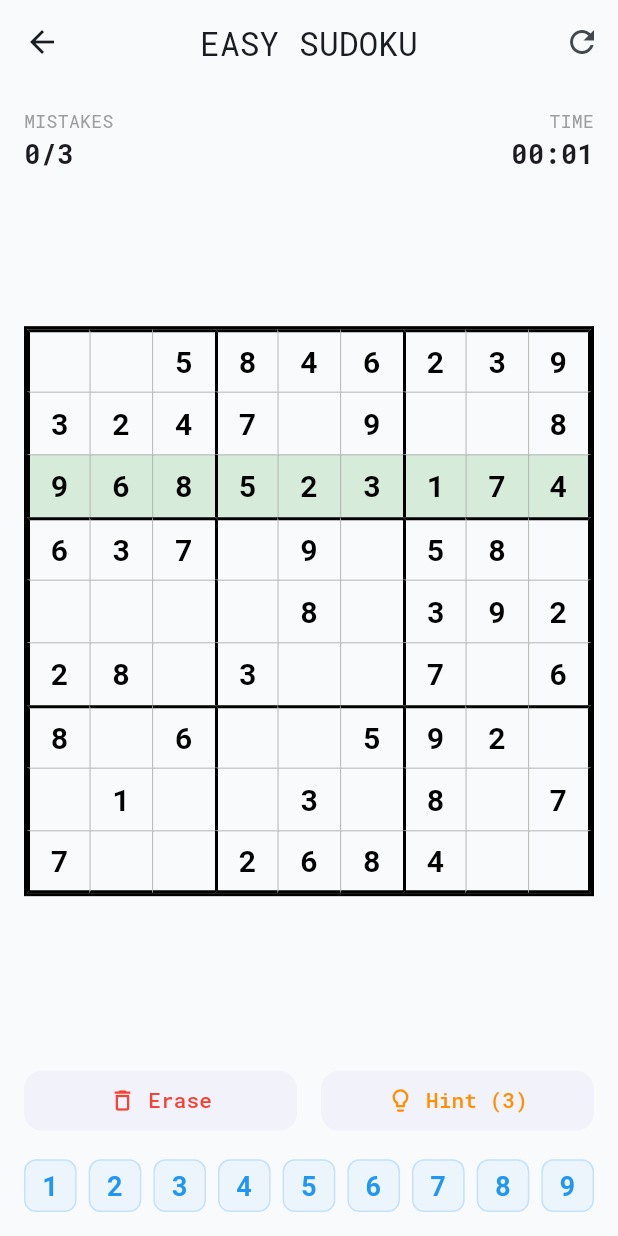
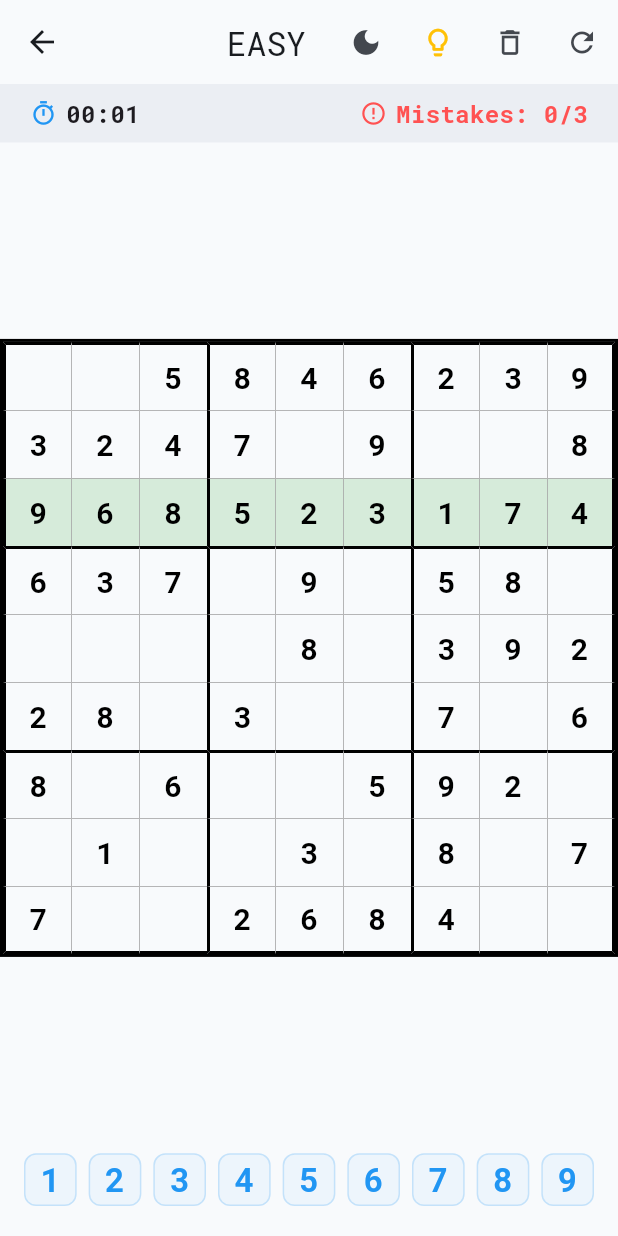
Before and after one commit to MichaelKuen/mathdoku, a Flutter app: the screen it shows after launch, after a tap on "EASY", on a phone screen of 412 x 824 dp. Run offline on Flutter 3.47's test engine with Material 3 defaults, Android fonts, the phone set to English and light mode, and no system bars; our stand-ins replace flutter_riverpod, freezed_annotation, google_fonts, riverpod_annotation; generated files the repository leaves out were written again.

Commit message:
Foundational App Working, Now Tweaking

```diff
--- a/lib/features/game/presentation/pages/game_page.dart
+++ b/lib/features/game/presentation/pages/game_page.dart
@@ -4,6 +4,7 @@ import 'package:flutter_riverpod/flutter_riverpod.dart';
 import '../providers/game_provider.dart';
 import '../widgets/sudoku_grid.dart';
 import '../../domain/models/game_state.dart';
+import 'package:sudoku/core/providers/theme_provider.dart';
 
 class GamePage extends ConsumerStatefulWidget {
   const GamePage({super.key});
@@ -75,18 +76,40 @@ class _GamePageState extends ConsumerState<GamePage> {
   @override
   Widget build(BuildContext context) {
     final gameState = ref.watch(gameNotifierProvider);
+    final themeMode = ref.watch(themeNotifierProvider);
 
     ref.listen(gameNotifierProvider.select((s) => s.status), (previous, next) {
       if (next == GameStatus.won) _showWinDialog(context, ref, gameState);
     });
 
+    final minutes = (gameState.elapsedSeconds ~/ 60).toString().padLeft(2, '0');
+    final seconds = (gameState.elapsedSeconds % 60).toString().padLeft(2, '0');
+
     return Scaffold(
       appBar: AppBar(
-        title: Text('${gameState.difficulty.name.toUpperCase()} SUDOKU'),
+        title: Text(gameState.difficulty.name.toUpperCase()),
         actions: [
           IconButton(
-            icon: const Icon(Icons.refresh),
+            icon: Icon(themeMode == ThemeMode.dark ? Icons.light_mode : Icons.dark_mode, size: 22),
+            onPressed: () => ref.read(themeNotifierProvider.notifier).toggleTheme(),
+            tooltip: 'Toggle Theme',
+          ),
+          IconButton(
+            icon: const Icon(Icons.lightbulb_outline, color: Colors.amber, size: 22),
+            onPressed: gameState.hintsRemaining > 0
+                ? () => ref.read(gameNotifierProvider.notifier).useHint()
+                : null,
+            tooltip: 'Hint (${gameState.hintsRemaining})',
+          ),
+          IconButton(
+            icon: const Icon(Icons.delete_outline, size: 22),
+            onPressed: () => ref.read(gameNotifierProvider.notifier).eraseCell(),
+            tooltip: 'Erase',
+          ),
+          IconButton(
+            icon: const Icon(Icons.refresh, size: 22),
             onPressed: () => _showRefreshConfirmation(context, ref, gameState),
+            tooltip: 'New Game',
           ),
         ],
       ),
@@ -96,71 +119,69 @@ class _GamePageState extends ConsumerState<GamePage> {
         onKeyEvent: _handleKeyEvent,
         child: gameState.status == GameStatus.loading
             ? const Center(child: CircularProgressIndicator())
-            : LayoutBuilder(
-                builder: (context, constraints) {
-                  bool isWide = constraints.maxWidth > 800;
+            : OrientationBuilder(
+                builder: (context, orientation) {
+                  bool isLandscape = orientation == Orientation.landscape;
 
-                  if (isWide) {
-                    return Row(
-                      crossAxisAlignment: CrossAxisAlignment.start,
-                      children: [
-                        Expanded(
-                          flex: 3,
-                          child: Center(
-                            child: Padding(
-                              padding: const EdgeInsets.all(32.0),
-                              child: ConstrainedBox(
-                                constraints: const BoxConstraints(maxWidth: 600),
-                                child: const SudokuGrid(),
+                  if (isLandscape) {
+                    return SafeArea(
+                      child: Padding(
+                        padding: const EdgeInsets.symmetric(horizontal: 16.0, vertical: 4.0),
+                        child: Row(
+                          crossAxisAlignment: CrossAxisAlignment.center,
+                          children: [
+                            Expanded(
+                              flex: 2,
+                              child: Center(
+                                child: ConstrainedBox(
+                                  constraints: const BoxConstraints(maxWidth: 500),
+                                  child: const SudokuGrid(),
+                                ),
                               ),
                             ),
-                          ),
+                            const SizedBox(width: 16),
+                            Expanded(
+                              flex: 1,
+                              child: Column(
+                                mainAxisAlignment: MainAxisAlignment.center,
+                                children: [
+                                  _CompactStatsRow(gameState: gameState),
+                                  const SizedBox(height: 8),
+                                  const _NumberPad(isVertical: true, isCompact: true),
+                                ],
+                              ),
+                            ),
+                          ],
                         ),
-                        Container(
-                          width: 300,
-                          padding: const EdgeInsets.all(24),
-                          decoration: BoxDecoration(
-                            color: Colors.grey[50],
-                            border: const Border(left: BorderSide(color: Colors.black12)),
-                          ),
+                      ),
+                    );
+                  }
+
+                  return Column(
+                    children: [
+                      _StatsBar(gameState: gameState),
+                      Expanded(
+                        child: SafeArea(
                           child: Column(
                             children: [
-                              _GameHeader(gameState: gameState),
-                              const Divider(height: 40),
-                              const Text('CONTROLS', style: TextStyle(fontWeight: FontWeight.bold, letterSpacing: 1.2)),
+                              const Spacer(),
+                              Center(
+                                child: ConstrainedBox(
+                                  constraints: const BoxConstraints(maxWidth: 500),
+                                  child: const SudokuGrid(),
+                                ),
+                              ),
+                              const Spacer(),
+                              const Padding(
+                                padding: EdgeInsets.symmetric(horizontal: 16.0),
+                                child: _NumberPad(isVertical: false),
+                              ),
                               const SizedBox(height: 20),
-                              const _NumberPad(isVertical: true),
-                              const Spacer(),
-                              _ActionButtons(hintsRemaining: gameState.hintsRemaining, isVertical: true),
                             ],
                           ),
                         ),
-                      ],
-                    );
-                  }
-
-                  return SafeArea(
-                    child: Padding(
-                      padding: const EdgeInsets.all(16.0),
-                      child: Column(
-                        children: [
-                          _GameHeader(gameState: gameState),
-                          const SizedBox(height: 10),
-                          Expanded(
-                            child: Center(
-                              child: ConstrainedBox(
-                                constraints: const BoxConstraints(maxWidth: 500),
-                                child: const SudokuGrid(),
-                              ),
-                            ),
-                          ),
-                          const SizedBox(height: 20),
-                          _ActionButtons(hintsRemaining: gameState.hintsRemaining, isVertical: false),
-                          const SizedBox(height: 15),
-                          const _NumberPad(isVertical: false),
-                        ],
                       ),
-                    ),
+                    ],
                   );
                 },
               ),
@@ -201,76 +222,29 @@ class _GamePageState extends ConsumerState<GamePage> {
   }
 }
 
-class _ActionButtons extends ConsumerWidget {
-  final int hintsRemaining;
-  final bool isVertical;
-  const _ActionButtons({required this.hintsRemaining, required this.isVertical});
-
-  @override
-  Widget build(BuildContext context, WidgetRef ref) {
-    final List<Widget> children = [
-      Expanded(
-        child: ElevatedButton.icon(
-          onPressed: () => ref.read(gameNotifierProvider.notifier).eraseCell(),
-          icon: const Icon(Icons.delete_outline),
-          label: const Text('Erase'),
-          style: ElevatedButton.styleFrom(
-            foregroundColor: Colors.red,
-            padding: const EdgeInsets.symmetric(vertical: 8),
-          ),
-        ),
-      ),
-      if (!isVertical) const SizedBox(width: 16),
-      if (isVertical) const SizedBox(height: 16),
-      Expanded(
-        child: ElevatedButton.icon(
-          onPressed: hintsRemaining > 0 ? () => ref.read(gameNotifierProvider.notifier).useHint() : null,
-          icon: const Icon(Icons.lightbulb_outline),
-          label: Text('Hint ($hintsRemaining)'),
-          style: ElevatedButton.styleFrom(
-            foregroundColor: Colors.amber[800],
-            padding: const EdgeInsets.symmetric(vertical: 8),
-          ),
-        ),
-      ),
-    ];
-
-    if (isVertical) {
-      return Column(
-        children: children.map((w) {
-          if (w is Expanded) return SizedBox(width: double.infinity, child: w.child);
-          return w;
-        }).toList(),
-      );
-    }
-
-    return Row(children: children);
-  }
-}
-
-class _GameHeader extends StatelessWidget {
+class _CompactStatsRow extends StatelessWidget {
   final GameState gameState;
-  const _GameHeader({required this.gameState});
+  const _CompactStatsRow({required this.gameState});
 
   @override
   Widget build(BuildContext context) {
     final minutes = (gameState.elapsedSeconds ~/ 60).toString().padLeft(2, '0');
     final seconds = (gameState.elapsedSeconds % 60).toString().padLeft(2, '0');
     return Row(
-      mainAxisAlignment: MainAxisAlignment.spaceBetween,
+      mainAxisAlignment: MainAxisAlignment.spaceAround,
       children: [
-        Column(
-          crossAxisAlignment: CrossAxisAlignment.start,
+        Row(
           children: [
-            const Text('MISTAKES', style: TextStyle(fontSize: 12, color: Colors.grey)),
-            Text('${gameState.mistakes}/${gameState.maxMistakes}', style: const TextStyle(fontSize: 18, fontWeight: FontWeight.bold)),
+            const Icon(Icons.timer_outlined, size: 14, color: Colors.blue),
+            const SizedBox(width: 4),
+            Text('$minutes:$seconds', style: const TextStyle(fontSize: 12, fontWeight: FontWeight.bold)),
           ],
         ),
-        Column(
-          crossAxisAlignment: CrossAxisAlignment.end,
+        Row(
           children: [
-            const Text('TIME', style: TextStyle(fontSize: 12, color: Colors.grey)),
-            Text('$minutes:$seconds', style: const TextStyle(fontSize: 18, fontWeight: FontWeight.bold)),
+            const Icon(Icons.error_outline, size: 14, color: Colors.redAccent),
+            const SizedBox(width: 4),
+            Text('${gameState.mistakes}/${gameState.maxMistakes}', style: const TextStyle(fontSize: 12, fontWeight: FontWeight.bold, color: Colors.redAccent)),
           ],
         ),
       ],
@@ -278,9 +252,51 @@ class _GameHeader extends StatelessWidget {
   }
 }
 
+class _StatsBar extends StatelessWidget {
+  final GameState gameState;
+  const _StatsBar({required this.gameState});
+
+  @override
+  Widget build(BuildContext context) {
+    final minutes = (gameState.elapsedSeconds ~/ 60).toString().padLeft(2, '0');
+    final seconds = (gameState.elapsedSeconds % 60).toString().padLeft(2, '0');
+
+    return Container(
+      padding: const EdgeInsets.symmetric(vertical: 8, horizontal: 20),
+      color: Theme.of(context).colorScheme.surfaceVariant.withOpacity(0.5),
+      child: Row(
+        mainAxisAlignment: MainAxisAlignment.spaceBetween,
+        children: [
+          Row(
+            children: [
+              const Icon(Icons.timer_outlined, size: 18, color: Colors.blue),
+              const SizedBox(width: 6),
+              Text(
+                '$minutes:$seconds',
+                style: const TextStyle(fontSize: 16, fontWeight: FontWeight.bold),
+              ),
+            ],
+          ),
+          Row(
+            children: [
+              const Icon(Icons.error_outline, size: 18, color: Colors.redAccent),
+              const SizedBox(width: 6),
+              Text(
+                'Mistakes: ${gameState.mistakes}/${gameState.maxMistakes}',
+                style: const TextStyle(fontSize: 16, fontWeight: FontWeight.bold, color: Colors.redAccent),
+              ),
+            ],
+          ),
+        ],
+      ),
+    );
+  }
+}
+
 class _NumberPad extends ConsumerWidget {
   final bool isVertical;
-  const _NumberPad({required this.isVertical});
+  final bool isCompact;
+  const _NumberPad({required this.isVertical, this.isCompact = false});
 
   @override
   Widget build(BuildContext context, WidgetRef ref) {
@@ -289,8 +305,9 @@ class _NumberPad extends ConsumerWidget {
       physics: const NeverScrollableScrollPhysics(),
       gridDelegate: SliverGridDelegateWithFixedCrossAxisCount(
         crossAxisCount: isVertical ? 3 : 9,
-        crossAxisSpacing: 8,
-        mainAxisSpacing: 8,
+        crossAxisSpacing: isCompact ? 6 : 8,
+        mainAxisSpacing: isCompact ? 6 : 8,
+        childAspectRatio: isVertical ? 1.4 : 1.0,
       ),
       itemCount: 9,
       itemBuilder: (context, index) {
@@ -305,7 +322,14 @@ class _NumberPad extends ConsumerWidget {
               borderRadius: BorderRadius.circular(8),
             ),
             child: Center(
-              child: Text('$number', style: TextStyle(fontSize: isVertical ? 24 : 18, color: Colors.blue, fontWeight: FontWeight.bold)),
+              child: Text(
+                '$number',
+                style: TextStyle(
+                  fontSize: isCompact ? 18 : 22,
+                  color: Colors.blue,
+                  fontWeight: FontWeight.bold,
+                ),
+              ),
             ),
           ),
         );
--- a/lib/features/home/presentation/pages/home_page.dart
+++ b/lib/features/home/presentation/pages/home_page.dart
@@ -21,10 +21,27 @@ class HomePage extends ConsumerWidget {
           ),
         ],
       ),
-      body: Center(
+      body: OrientationBuilder(
+        builder: (context, orientation) {
+          if (orientation == Orientation.landscape) {
+            return _buildLandscape(context, ref);
+          } else {
+            return _buildPortrait(context, ref);
+          }
+        },
+      ),
+    );
+  }
+
+  Widget _buildPortrait(BuildContext context, WidgetRef ref) {
+    return SingleChildScrollView(
+      child: Center(
+        child: Padding(
+          padding: const EdgeInsets.symmetric(vertical: 20.0, horizontal: 16.0),
           child: Column(
             mainAxisAlignment: MainAxisAlignment.center,
             children: [
+              const SizedBox(height: 20),
               const Text(
                 'SUDOKU',
                 style: TextStyle(
@@ -33,7 +50,7 @@ class HomePage extends ConsumerWidget {
                   letterSpacing: 4,
                 ),
               ),
-            const SizedBox(height: 60),
+              const SizedBox(height: 40),
               _DifficultyButton(
                 label: 'EASY',
                 color: Colors.green,
@@ -50,6 +67,70 @@ class HomePage extends ConsumerWidget {
                 label: 'HARD',
                 color: Colors.red,
                 onPressed: () => _onStart(context, ref, Difficulty.hard),
+              ),
+              const SizedBox(height: 40),
+              const _IconLegend(),
+              const SizedBox(height: 20),
+            ],
+          ),
+        ),
+      ),
+    );
+  }
+
+  Widget _buildLandscape(BuildContext context, WidgetRef ref) {
+    return SafeArea(
+      child: Padding(
+        padding: const EdgeInsets.all(16.0),
+        child: Column(
+          children: [
+            const Text(
+              'SUDOKU',
+              style: TextStyle(
+                fontSize: 32,
+                fontWeight: FontWeight.bold,
+                letterSpacing: 4,
+              ),
+            ),
+            const SizedBox(height: 16),
+            Expanded(
+              child: Row(
+                crossAxisAlignment: CrossAxisAlignment.start,
+                children: [
+                  const Expanded(
+                    flex: 1,
+                    child: SingleChildScrollView(
+                      child: _IconLegend(compact: true),
+                    ),
+                  ),
+                  const SizedBox(width: 24),
+                  Expanded(
+                    flex: 1,
+                    child: Column(
+                      mainAxisAlignment: MainAxisAlignment.center,
+                      children: [
+                        _DifficultyButton(
+                          label: 'EASY',
+                          color: Colors.green,
+                          onPressed: () => _onStart(context, ref, Difficulty.easy),
+                        ),
+                        const SizedBox(height: 12),
+                        _DifficultyButton(
+                          label: 'MEDIUM',
+                          color: Colors.orange,
+                          onPressed: () => _onStart(context, ref, Difficulty.medium),
+                        ),
+                        const SizedBox(height: 12),
+                        _DifficultyButton(
+                          label: 'HARD',
+                          color: Colors.red,
+                          onPressed: () => _onStart(context, ref, Difficulty.hard),
+                        ),
+                      ],
+                    ),
+                  ),
+                ],
+              ),
             ),
           ],
         ),
@@ -80,12 +161,12 @@ class _DifficultyButton extends StatelessWidget {
   Widget build(BuildContext context) {
     return SizedBox(
       width: 200,
-      height: 50,
+      height: 45,
       child: ElevatedButton(
         style: ElevatedButton.styleFrom(
           backgroundColor: color,
           foregroundColor: Colors.white,
-          textStyle: const TextStyle(fontSize: 18, fontWeight: FontWeight.bold),
+          textStyle: const TextStyle(fontSize: 16, fontWeight: FontWeight.bold),
           shape: RoundedRectangleBorder(borderRadius: BorderRadius.circular(12)),
         ),
         onPressed: onPressed,
@@ -94,3 +175,69 @@ class _DifficultyButton extends StatelessWidget {
     );
   }
 }
+
+class _IconLegend extends StatelessWidget {
+  final bool compact;
+  const _IconLegend({this.compact = false});
+
+  @override
+  Widget build(BuildContext context) {
+    return Container(
+      padding: EdgeInsets.all(compact ? 12 : 24),
+      margin: EdgeInsets.symmetric(horizontal: compact ? 0 : 24),
+      decoration: BoxDecoration(
+        color: Theme.of(context).colorScheme.surfaceVariant.withOpacity(0.3),
+        borderRadius: BorderRadius.circular(16),
+        border: Border.all(color: Theme.of(context).colorScheme.outlineVariant),
+      ),
+      child: Column(
+        mainAxisSize: MainAxisSize.min,
+        crossAxisAlignment: CrossAxisAlignment.start,
+        children: [
+          const Text(
+            'ICON LEGEND',
+            style: TextStyle(fontSize: 14, fontWeight: FontWeight.bold, letterSpacing: 1.2),
+          ),
+          SizedBox(height: compact ? 8 : 16),
+          _LegendItem(icon: Icons.dark_mode, label: 'Dark Mode', compact: compact),
+          _LegendItem(icon: Icons.light_mode, label: 'Light Mode', compact: compact),
+          _LegendItem(icon: Icons.delete_outline, label: 'Erase Cell', compact: compact),
+          _LegendItem(icon: Icons.refresh, label: 'New Game', compact: compact),
+          _LegendItem(icon: Icons.lightbulb_outline, label: 'Hint (Reveal)', compact: compact),
+          _LegendItem(icon: Icons.error_outline, label: 'Mistakes', compact: compact),
+        ],
+      ),
+    );
+  }
+}
+
+class _LegendItem extends StatelessWidget {
+  final IconData icon;
+  final String label;
+  final bool compact;
+
+  const _LegendItem({
+    required this.icon,
+    required this.label,
+    this.compact = false,
+  });
+
+  @override
+  Widget build(BuildContext context) {
+    return Padding(
+      padding: EdgeInsets.symmetric(vertical: compact ? 2.0 : 6.0),
+      child: Row(
+        children: [
+          Icon(icon, size: compact ? 16 : 20, color: Theme.of(context).colorScheme.primary),
+          const SizedBox(width: 12),
+          Expanded(
+            child: Text(
+              label,
+              style: TextStyle(fontSize: compact ? 11 : 13, color: Colors.grey),
+            ),
+          ),
+        ],
+      ),
+    );
+  }
+}
```
Also changed, not shown: lib/core/providers/theme_provider.g.dart (added). Lines whose indentation alone changed are shown as unchanged.
